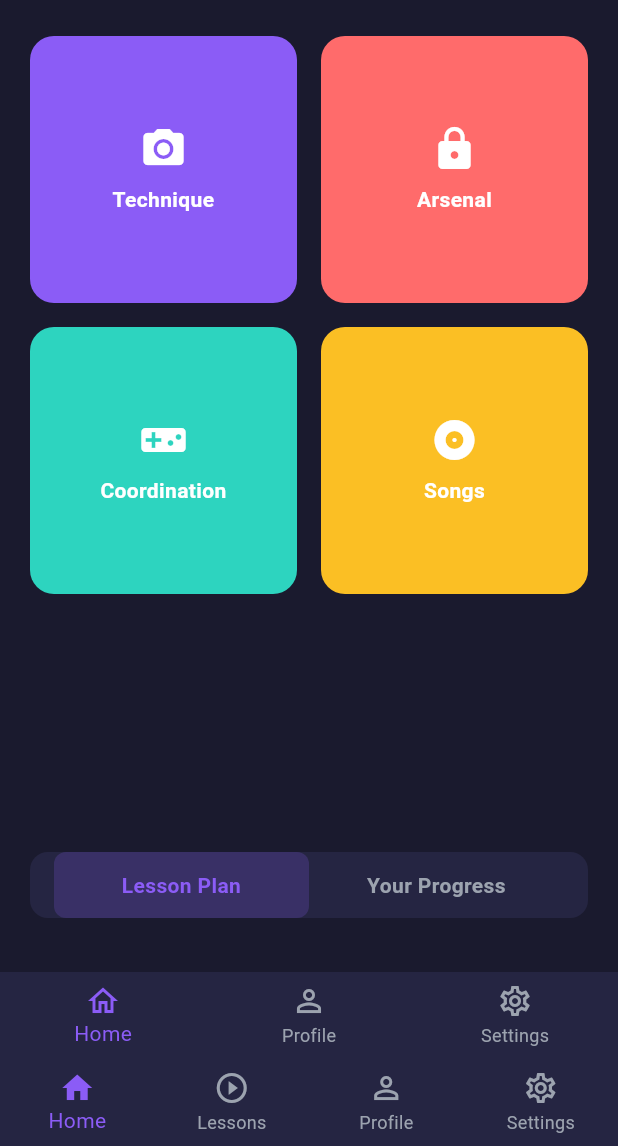
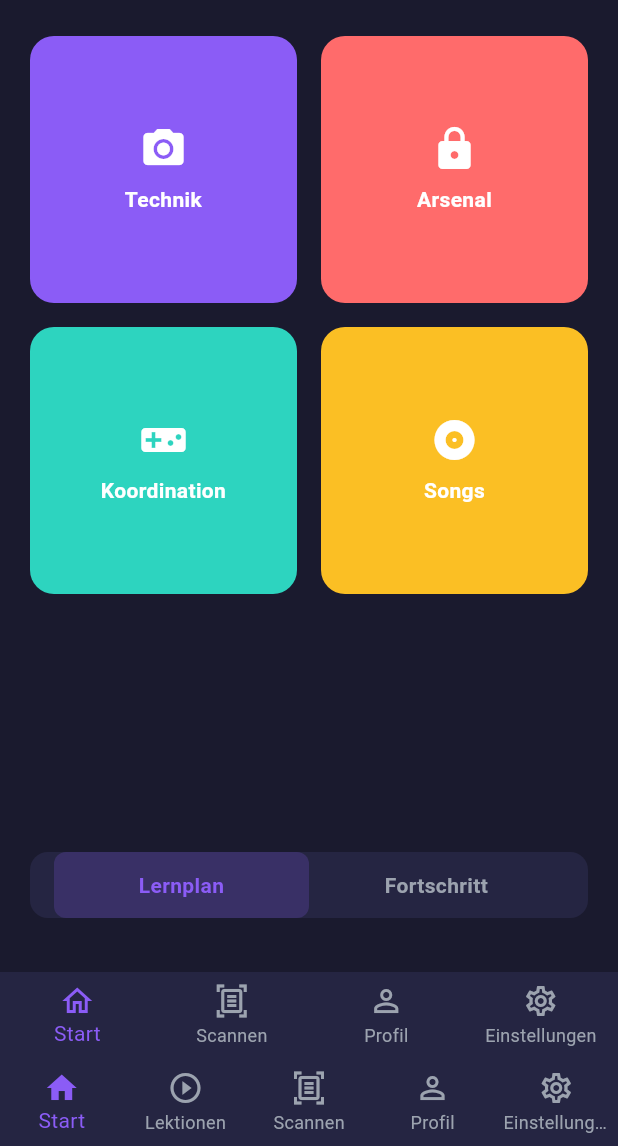
Before and after one commit to swissfrog/skills-to-pump, a Flutter app: the screen it shows after launch, on a phone screen of 412 x 824 dp, the part 90-1236 px from its top. Run offline on Flutter 3.47's test engine with Material 3 defaults, Android fonts, the light colour scheme and no system bars.

Commit message:
German labels + Scan button

```diff
--- a/lib/main.dart
+++ b/lib/main.dart
@@ -34,9 +34,32 @@ class _MainNavigatorState extends State<MainNavigator> {
   final List<Widget> _screens = const [
     HomeScreen(),
     LessonScreen(),
-    // Placeholder for other tabs
-    Scaffold(body: Center(child: Text('Profile'))),
-    Scaffold(body: Center(child: Text('Settings'))),
+    // Placeholder for Scan tab
+    Scaffold(
+      body: Center(
+        child: Column(
+          mainAxisAlignment: MainAxisAlignment.center,
+          children: [
+            Icon(Icons.document_scanner, size: 80, color: AppTheme.purple),
+            SizedBox(height: 20),
+            Text(
+              'Scanne deinen Skill',
+              style: TextStyle(fontSize: 24, fontWeight: FontWeight.bold),
+            ),
+            SizedBox(height: 10),
+            Text(
+              'Tippe auf das Kamera-Icon\num deinen Skill zu scannen',
+              textAlign: TextAlign.center,
+              style: TextStyle(color: AppTheme.textSecondary),
+            ),
+          ],
+        ),
+      ),
+    ),
+    // Placeholder for Profile
+    Scaffold(body: Center(child: Text('Profil', style: TextStyle(fontSize: 24)))),
+    // Placeholder for Settings
+    Scaffold(body: Center(child: Text('Einstellungen', style: TextStyle(fontSize: 24)))),
   ];
 
   @override
@@ -54,22 +77,27 @@ class _MainNavigatorState extends State<MainNavigator> {
           BottomNavigationBarItem(
             icon: Icon(Icons.home_outlined),
             activeIcon: Icon(Icons.home),
-            label: 'Home',
+            label: 'Start',
           ),
           BottomNavigationBarItem(
             icon: Icon(Icons.play_circle_outline),
             activeIcon: Icon(Icons.play_circle),
-            label: 'Lessons',
+            label: 'Lektionen',
+          ),
+          BottomNavigationBarItem(
+            icon: Icon(Icons.document_scanner_outlined),
+            activeIcon: Icon(Icons.document_scanner),
+            label: 'Scannen',
           ),
           BottomNavigationBarItem(
             icon: Icon(Icons.person_outline),
             activeIcon: Icon(Icons.person),
-            label: 'Profile',
+            label: 'Profil',
           ),
           BottomNavigationBarItem(
             icon: Icon(Icons.settings_outlined),
             activeIcon: Icon(Icons.settings),
-            label: 'Settings',
+            label: 'Einstellungen',
           ),
         ],
       ),
--- a/lib/screens/home_screen.dart
+++ b/lib/screens/home_screen.dart
@@ -15,7 +15,7 @@ class _HomeScreenState extends State<HomeScreen> {
   final List<SkillCategory> _categories = const [
     SkillCategory(
       id: 'technique',
-      title: 'Technique',
+      title: 'Technik',
       icon: 'camera',
       color: 'purple',
     ),
@@ -27,7 +27,7 @@ class _HomeScreenState extends State<HomeScreen> {
     ),
     SkillCategory(
       id: 'coordination',
-      title: 'Coordination',
+      title: 'Koordination',
       icon: 'joystick',
       color: 'turquoise',
     ),
@@ -85,8 +85,8 @@ class _HomeScreenState extends State<HomeScreen> {
                   borderRadius: BorderRadius.circular(12),
                 ),
                 child: NavigationRow(
-                  leftLabel: 'Lesson Plan',
-                  rightLabel: 'Your Progress',
+                  leftLabel: 'Lernplan',
+                  rightLabel: 'Fortschritt',
                   leftSelected: _lessonPlanSelected,
                   onLeftTap: () => setState(() => _lessonPlanSelected = true),
                   onRightTap: () => setState(() => _lessonPlanSelected = false),
@@ -105,15 +105,19 @@ class _HomeScreenState extends State<HomeScreen> {
         items: const [
           BottomNavigationBarItem(
             icon: Icon(Icons.home_outlined),
-            label: 'Home',
+            label: 'Start',
+          ),
+          BottomNavigationBarItem(
+            icon: Icon(Icons.document_scanner_outlined),
+            label: 'Scannen',
           ),
           BottomNavigationBarItem(
             icon: Icon(Icons.person_outline),
-            label: 'Profile',
+            label: 'Profil',
           ),
           BottomNavigationBarItem(
             icon: Icon(Icons.settings_outlined),
-            label: 'Settings',
+            label: 'Einstellungen',
           ),
         ],
       ),
--- a/lib/widgets/lesson_card.dart
+++ b/lib/widgets/lesson_card.dart
@@ -135,7 +135,7 @@ class LessonCard extends StatelessWidget {
                     borderRadius: BorderRadius.circular(4),
                   ),
                   child: const Text(
-                    'Recent',
+                    'Aktuell',
                     style: TextStyle(
                       color: AppTheme.purple,
                       fontSize: 10,
@@ -198,7 +198,7 @@ class MoreButton extends StatelessWidget {
           mainAxisSize: MainAxisSize.min,
           children: [
             Text(
-              'More',
+              'Mehr',
               style: TextStyle(
                 color: AppTheme.textPrimary,
                 fontWeight: FontWeight.w600,
```
Also changed, not shown: lib/screens/lesson_screen.dart (+9 -9 lines).
